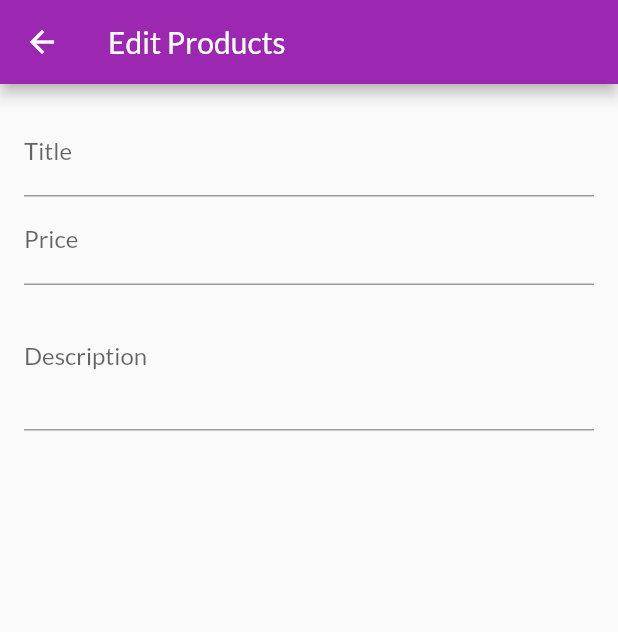
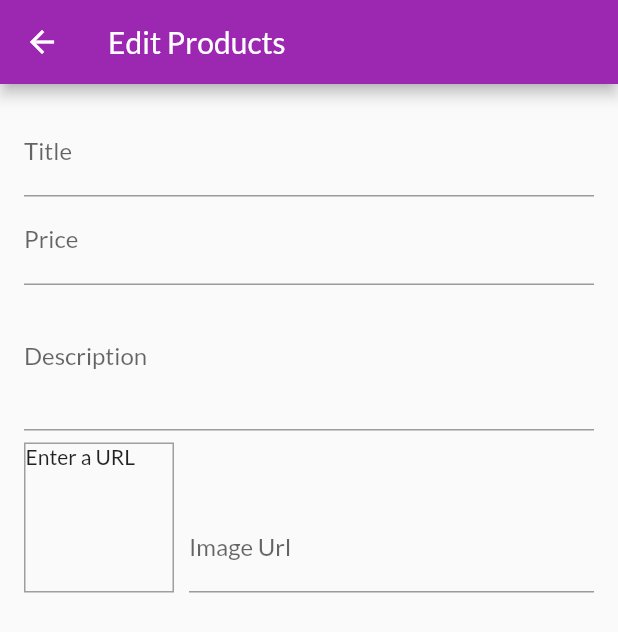
Before and after one commit to BarnabeLB/shop_app2, a Flutter app: the EditProductScreen screen opened by its route, on a phone screen of 412 x 824 dp. Shown: the top 632 px of the screen. Run offline on Flutter 3.47's test engine with Material 2 defaults, Android fonts, the phone set to English and light mode, and no system bars; network calls fail.

Commit message:
added imageUrl form, and setstate() to force imagepreview update while changing formInput

```diff
--- a/lib/screens/edit_product_screen.dart
+++ b/lib/screens/edit_product_screen.dart
@@ -10,12 +10,30 @@ class EditProductScreen extends StatefulWidget {
 class _EditProductScreenState extends State<EditProductScreen> {
   final _priceFocusNode = FocusNode();
   final _descriptionFocusNode = FocusNode();
+  final _imageUrlController = TextEditingController();
+  final _imageUrlFocusNode = FocusNode();
+
+  @override
+  void initState() {
+    _imageUrlFocusNode.addListener(_updateImageUrl);
+    super.initState();
+  }
 
   @override
   void dispose() {
-    _priceFocusNode.dispose();                                                      // On appelle la méthode dispose() afin de libérer la mémoire aloué par les FocusNode();
+    _imageUrlFocusNode.removeListener(_updateImageUrl);
+    _priceFocusNode
+        .dispose(); // On appelle la méthode dispose() afin de libérer la mémoire aloué par les FocusNode();
     _descriptionFocusNode.dispose();
+    _imageUrlController.dispose();
+    _imageUrlFocusNode.dispose();
     super.dispose();
+  }
+
+  void _updateImageUrl() {
+    if(!_imageUrlFocusNode.hasFocus) {
+      setState(() {});
+    }
   }
 
   @override
@@ -46,12 +64,47 @@ class _EditProductScreenState extends State<EditProductScreen> {
                 decoration: InputDecoration(labelText: 'Description'),
                 maxLines: 3,
                 keyboardType: TextInputType.multiline,
-                focusNode : _descriptionFocusNode,
+                focusNode: _descriptionFocusNode,
                 onFieldSubmitted: (_) {
                   FocusScope.of(context).requestFocus(_descriptionFocusNode);
                 },
-
               ),
+              Row(
+                crossAxisAlignment: CrossAxisAlignment.end,
+                children: <Widget>[
+                  Container(
+                    width: 100,
+                    height: 100,
+                    margin: EdgeInsets.only(
+                      top: 8,
+                      right: 10,
+                    ),
+                    decoration: BoxDecoration(
+                      border: Border.all(
+                        width: 1,
+                        color: Colors.grey,
+                      ),
+                    ),
+                    child: _imageUrlController.text.isEmpty
+                        ? Text("Enter a URL")
+                        : FittedBox(
+                            child: Image.network(
+                              _imageUrlController.text,
+                              fit: BoxFit.cover,
+                            ),
+                          ),
+                  ),
+                  Expanded(
+                    child: TextFormField(
+                      decoration: InputDecoration(labelText: 'Image Url'),
+                      keyboardType: TextInputType.url,
+                      textInputAction: TextInputAction.done,
+                      controller: _imageUrlController,
+                      focusNode: _imageUrlFocusNode,
+                    ),
+                  ),
+                ],
+              )
             ],
           ),
         ),
```
